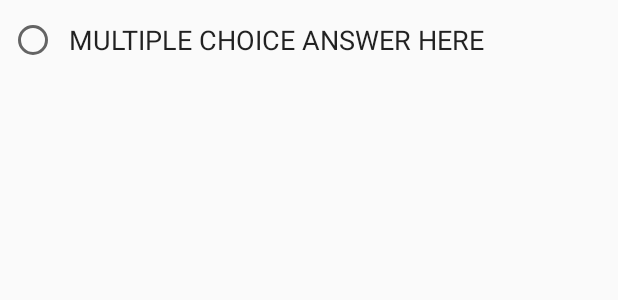
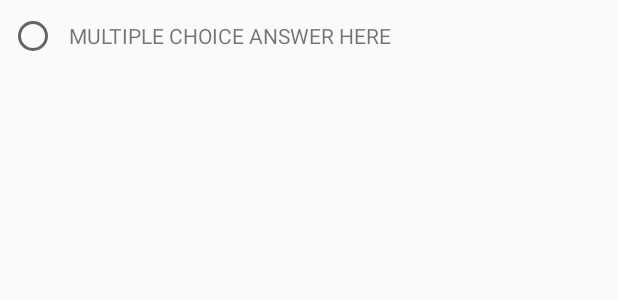
Before and after one commit to Darrennchan8/quizard, an Android app: the layout multiple_choice_answer.xml on its own in the app's theme, with its tools: preview values and no code run, on a phone screen of 412 x 824 dp. Shown: the top 300 px of the screen. Run offline under Robolectric (Android 15) with nearby library versions, the phone set to English and light mode, and no system bars.

Commit message:
Fixes editable question choices problem

```diff
--- a/app/src/main/res/layout/fragment_question_view.xml
+++ b/app/src/main/res/layout/fragment_question_view.xml
@@ -90,9 +90,6 @@
             android:layout_width="match_parent"
             android:layout_height="wrap_content"
             android:orientation="vertical">
-<!--            <include
-                android:id="@+id/multiple_choice_answer"
-                layout="@layout/multiple_choice_answer" />-->
         </LinearLayout>
     </ScrollView>
     <android.support.constraint.ConstraintLayout
--- a/app/src/main/res/layout/multiple_choice_answer.xml
+++ b/app/src/main/res/layout/multiple_choice_answer.xml
@@ -15,7 +15,7 @@ android:focusable="true">
     android:id="@+id/selection_button"
     app:layout_constraintTop_toTopOf="@+id/answer_option"
     app:layout_constraintBottom_toBottomOf="@+id/answer_option"/>
-<EditText
+<TextView
     android:id="@+id/answer_option"
     android:layout_width="0dp"
     android:layout_height="wrap_content"
@@ -26,5 +26,4 @@ android:focusable="true">
     android:background="@android:color/transparent"
     android:padding="8dp"/>
 
-
 </android.support.constraint.ConstraintLayout>
```
